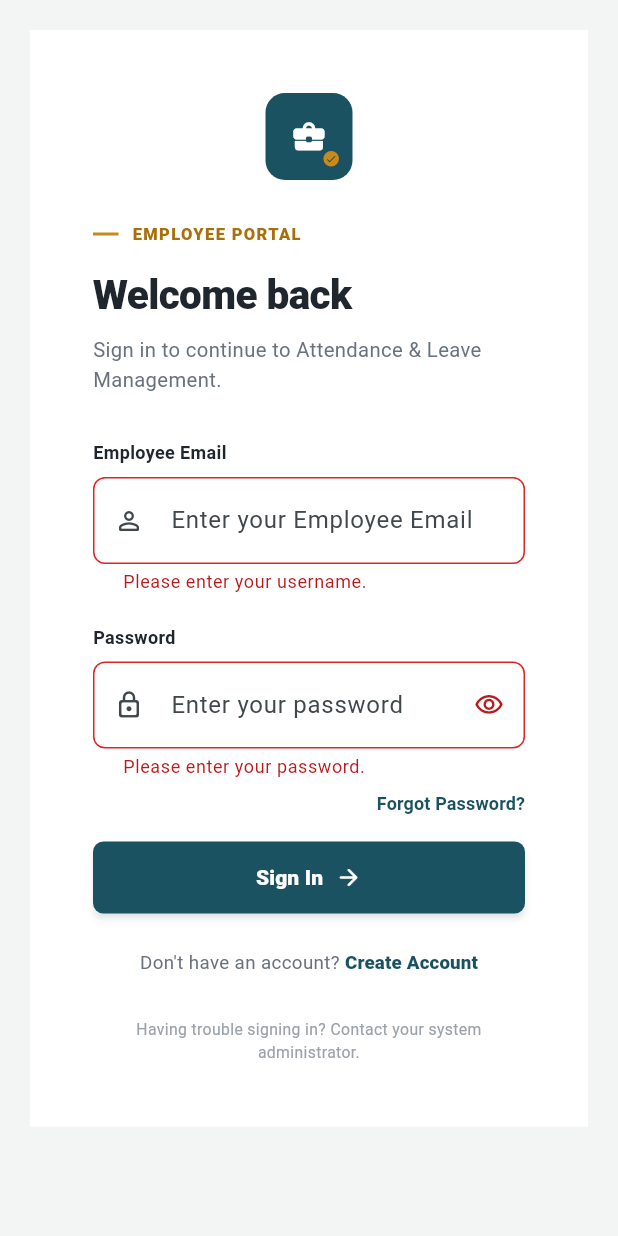
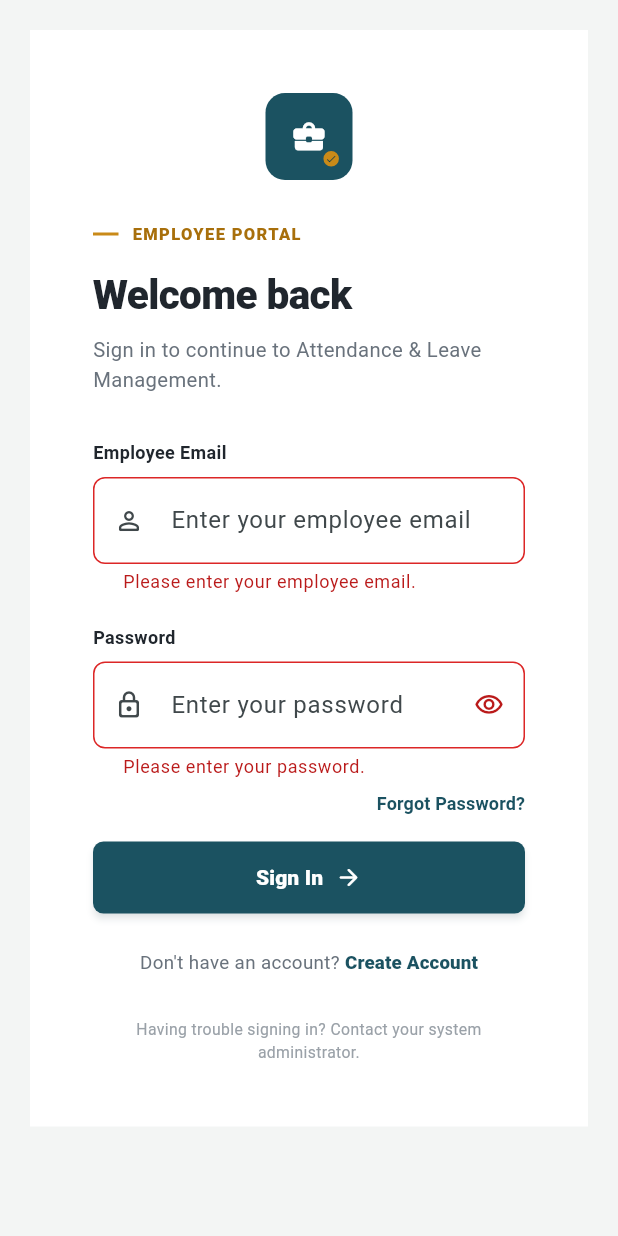
Before and after one commit to khev24/finals_lab_1, a Flutter app: the screen it shows after launch, after a tap on "Sign In", on a phone screen of 412 x 824 dp. Run offline on Flutter 3.47's test engine with Material 3 defaults, Android fonts, the phone set to English and light mode, and no system bars.

Commit message:
Update hint text and label for email input field

```diff
--- a/lib/main.dart
+++ b/lib/main.dart
@@ -628,7 +628,7 @@ class _LoginForm extends StatelessWidget {
                 controller: state._emailController,
                 keyboardType: TextInputType.emailAddress,
                 decoration: const InputDecoration(
-                  hintText: 'Enter your Employee Email',
+                  hintText: 'Enter your employee email',
                   prefixIcon: Icon(
                     Icons.person_outline_rounded,
                     size: 20,
@@ -637,7 +637,7 @@ class _LoginForm extends StatelessWidget {
                 validator: (value) {
                   if (value == null ||
                       value.trim().isEmpty) {
-                    return 'Please enter your username.';
+                    return 'Please enter your employee email.';
                   }
 
                   return null;
```
